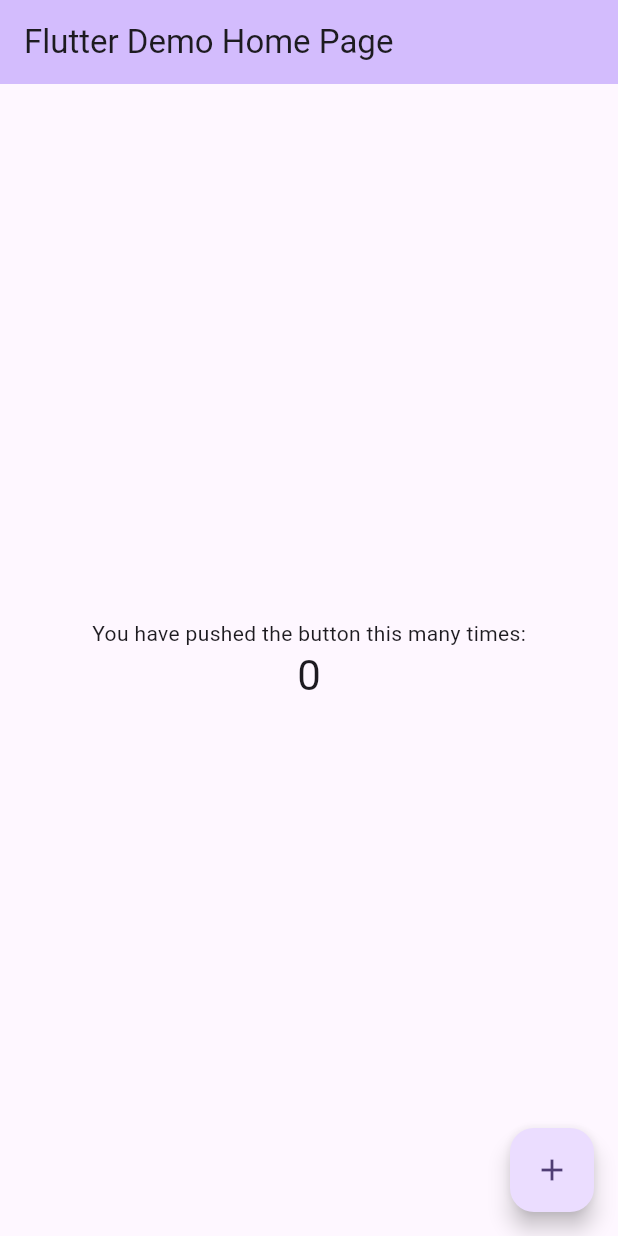
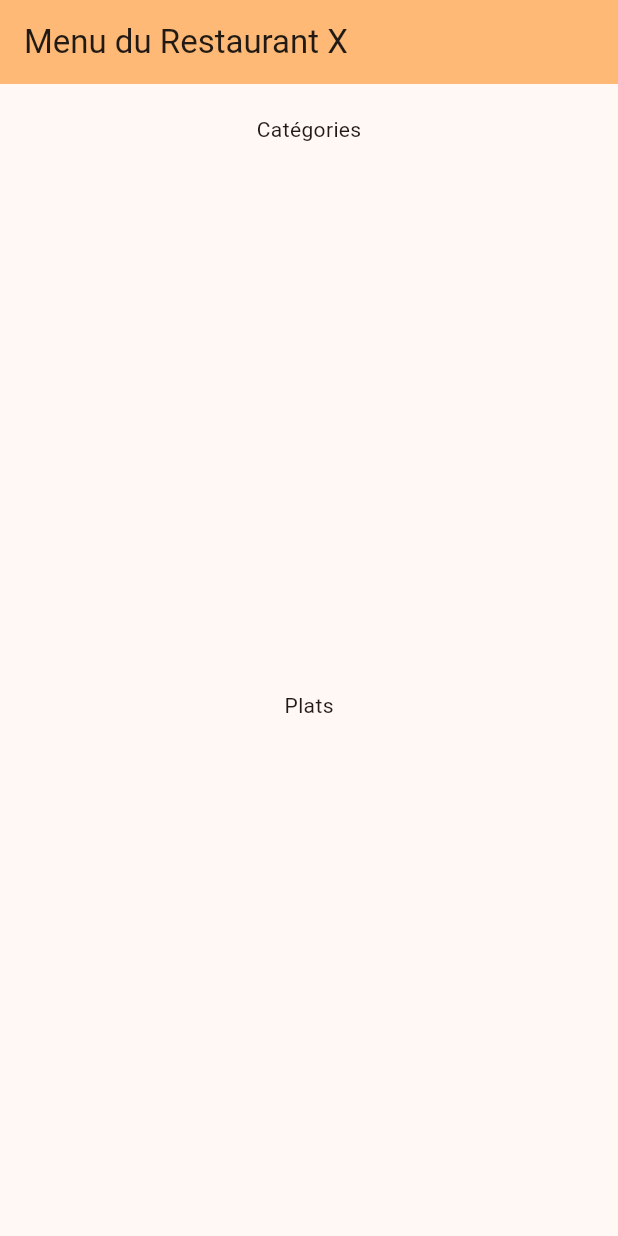
Before and after one commit to sorantino/app_restaurant_menu, a Flutter app: the screen it shows after launch, on a phone screen of 412 x 824 dp. Run offline on Flutter 3.47's test engine with Material 3 defaults, Android fonts, the phone set to English and light mode, and no system bars.

Commit message:
création app bar

```diff
--- a/lib/main.dart
+++ b/lib/main.dart
@@ -7,115 +7,47 @@ void main() {
 class MyApp extends StatelessWidget {
   const MyApp({super.key});
 
-  // This widget is the root of your application.
   @override
   Widget build(BuildContext context) {
     return MaterialApp(
-      title: 'Flutter Demo',
+      title: 'Menu du Restaurant X',
+      debugShowCheckedModeBanner: false,
       theme: ThemeData(
-        // This is the theme of your application.
-        //
-        // TRY THIS: Try running your application with "flutter run". You'll see
-        // the application has a purple toolbar. Then, without quitting the app,
-        // try changing the seedColor in the colorScheme below to Colors.green
-        // and then invoke "hot reload" (save your changes or press the "hot
-        // reload" button in a Flutter-supported IDE, or press "r" if you used
-        // the command line to start the app).
-        //
-        // Notice that the counter didn't reset back to zero; the application
-        // state is not lost during the reload. To reset the state, use hot
-        // restart instead.
-        //
-        // This works for code too, not just values: Most code changes can be
-        // tested with just a hot reload.
-        colorScheme: .fromSeed(seedColor: Colors.deepPurple),
+        colorScheme: ColorScheme.fromSeed(seedColor: Colors.orange),
       ),
-      home: const MyHomePage(title: 'Flutter Demo Home Page'),
+      home: const MenuPage(),
     );
   }
 }
 
-class MyHomePage extends StatefulWidget {
-  const MyHomePage({super.key, required this.title});
-
-  // This widget is the home page of your application. It is stateful, meaning
-  // that it has a State object (defined below) that contains fields that affect
-  // how it looks.
-
-  // This class is the configuration for the state. It holds the values (in this
-  // case the title) provided by the parent (in this case the App widget) and
-  // used by the build method of the State. Fields in a Widget subclass are
-  // always marked "final".
-
-  final String title;
+class MenuPage extends StatefulWidget {
+  const MenuPage({super.key});
 
   @override
-  State<MyHomePage> createState() => _MyHomePageState();
+  State<MenuPage> createState() => _MenuPageState();
 }
 
-class _MyHomePageState extends State<MyHomePage> {
-  int _counter = 0;
-
-  void _incrementCounter() {
-    setState(() {
-      // This call to setState tells the Flutter framework that something has
-      // changed in this State, which causes it to rerun the build method below
-      // so that the display can reflect the updated values. If we changed
-      // _counter without calling setState(), then the build method would not be
-      // called again, and so nothing would appear to happen.
-      _counter++;
-    });
-  }
-
+class _MenuPageState extends State<MenuPage> {
   @override
   Widget build(BuildContext context) {
-    // This method is rerun every time setState is called, for instance as done
-    // by the _incrementCounter method above.
-    //
-    // The Flutter framework has been optimized to make rerunning build methods
-    // fast, so that you can just rebuild anything that needs updating rather
-    // than having to individually change instances of widgets.
     return Scaffold(
       appBar: AppBar(
-        // TRY THIS: Try changing the color here to a specific color (to
-        // Colors.amber, perhaps?) and trigger a hot reload to see the AppBar
-        // change color while the other colors stay the same.
         backgroundColor: Theme.of(context).colorScheme.inversePrimary,
-        // Here we take the value from the MyHomePage object that was created by
-        // the App.build method, and use it to set our appbar title.
-        title: Text(widget.title),
+        title: const Text('Menu du Restaurant X'),
       ),
-      body: Center(
-        // Center is a layout widget. It takes a single child and positions it
-        // in the middle of the parent.
-        child: Column(
-          // Column is also a layout widget. It takes a list of children and
-          // arranges them vertically. By default, it sizes itself to fit its
-          // children horizontally, and tries to be as tall as its parent.
-          //
-          // Column has various properties to control how it sizes itself and
-          // how it positions its children. Here we use mainAxisAlignment to
-          // center the children vertically; the main axis here is the vertical
-          // axis because Columns are vertical (the cross axis would be
-          // horizontal).
-          //
-          // TRY THIS: Invoke "debug painting" (choose the "Toggle Debug Paint"
-          // action in the IDE, or press "p" in the console), to see the
-          // wireframe for each widget.
-          mainAxisAlignment: .center,
-          children: [
-            const Text('You have pushed the button this many times:'),
-            Text(
-              '$_counter',
-              style: Theme.of(context).textTheme.headlineMedium,
+      body: Column(
+        children: [
+          Container(
+            height: 60,
+            alignment: Alignment.center,
+            child: const Text('Catégories'),
+          ),
+          const Expanded(
+            child: Center(
+              child: Text('Plats'),
             ),
-          ],
-        ),
-      ),
-      floatingActionButton: FloatingActionButton(
-        onPressed: _incrementCounter,
-        tooltip: 'Increment',
-        child: const Icon(Icons.add),
+          ),
+        ],
       ),
     );
   }
```
